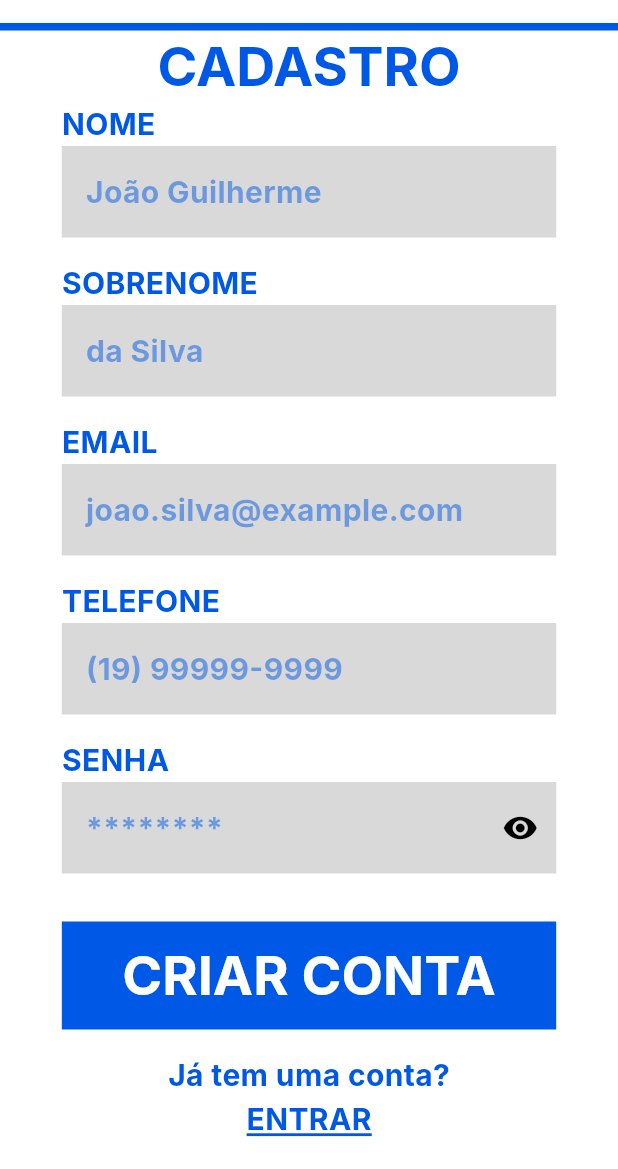
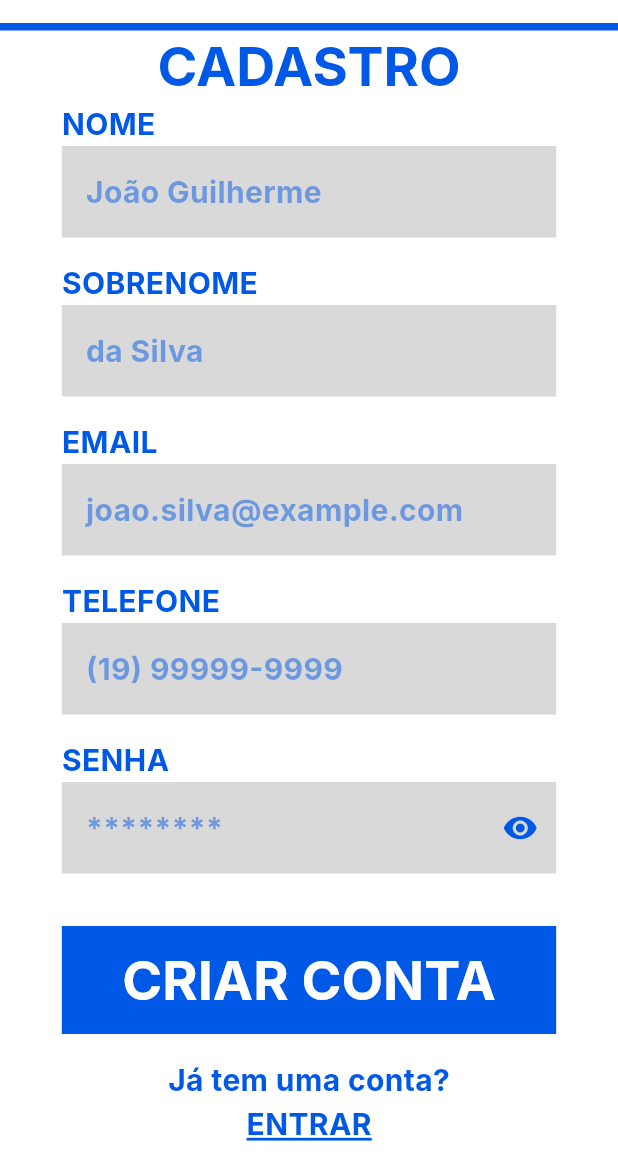
Before and after one commit to caslumes/solado_certo_app, a Flutter app: the SignUpPage screen opened by its route, on a phone screen of 412 x 824 dp, the part 67-1236 px from its top. Run offline on Flutter 3.47's test engine with Material 3 defaults, Android fonts, the phone set to English and light mode, and no system bars; our stand-ins replace dio, flutter_bloc, flutter_secure_storage, get_it; accounts and stored records are empty; network calls fail; Roboto replaces fonts that are missing (Inter).

Commit message:
refactor: adjust design as per Figma

```diff
--- a/lib/app/theme/app_themes.dart
+++ b/lib/app/theme/app_themes.dart
@@ -3,6 +3,7 @@ import 'package:solado_certo_app/app/theme/app_colors.dart';
 
 final primaryTheme = ThemeData(
   primaryColor: AppColors.primaryColor,
+  iconTheme: IconThemeData(color: AppColors.primaryColor),
   colorScheme: ColorScheme.fromSwatch().copyWith(
     primary: AppColors.primaryColor,
     secondary: AppColors.secondaryColor,
--- a/lib/core/presentation/components/shoe_text_button.dart
+++ b/lib/core/presentation/components/shoe_text_button.dart
@@ -18,11 +18,8 @@ class ShoeTextButton extends StatelessWidget {
   @override
   Widget build(BuildContext context) {
     final style =
-        (textStyle ??
-                Theme.of(
-                  context,
-                ).textTheme.bodyMedium?.copyWith(color: Colors.white))
-            ?.copyWith(height: 2);
+        textStyle ??
+        Theme.of(context).textTheme.bodyMedium?.copyWith(color: Colors.white);
 
     return ShoeButton(
       onPressed: isLoading ? null : onPressed,
@@ -37,7 +34,14 @@ class ShoeTextButton extends StatelessWidget {
                 ),
               ),
             )
-          : Text(text.toUpperCase(), style: style),
+          : Padding(
+              padding: const EdgeInsets.fromLTRB(16, 12, 16, 12),
+              child: Text(
+                text.toUpperCase(),
+                style: style,
+                textAlign: TextAlign.center,
+              ),
+            ),
     );
   }
 }
--- a/lib/core/presentation/components/shoe_text_form_field.dart
+++ b/lib/core/presentation/components/shoe_text_form_field.dart
@@ -90,6 +90,7 @@ class _ShoeTextFormFieldState extends State<ShoeTextFormField> {
                       tooltip: _obscured ? 'Mostrar senha' : 'Ocultar senha',
                       icon: Icon(
                         _obscured ? Icons.visibility : Icons.visibility_off,
+                        color: AppColors.primaryColor,
                       ),
                       onPressed: () => setState(() => _obscured = !_obscured),
                     )
--- a/lib/features/auth/presentation/pages/sign_up_page.dart
+++ b/lib/features/auth/presentation/pages/sign_up_page.dart
@@ -173,19 +173,25 @@ class _SignUpPageState extends State<SignUpPage> {
                                   );
                                 },
                               ),
-                              BlocBuilder<AuthBloc, AuthState>(
-                                builder: (context, state) => ShoeTextButton(
-                                  isLoading: state is AuthLoading,
-                                  text: 'Criar Conta'.toUpperCase(),
-                                  textStyle: Theme.of(context)
-                                      .textTheme
-                                      .headlineSmall
-                                      ?.copyWith(color: Colors.white),
-                                  onPressed: _submit,
+                            ],
+                          ),
+                        ),
                       ),
                     ),
                   ],
                 ),
+              ),
+            ),
+            BlocBuilder<AuthBloc, AuthState>(
+              builder: (context, state) => SizedBox(
+                width: MediaQuery.of(context).size.width * 0.8,
+                child: ShoeTextButton(
+                  isLoading: state is AuthLoading,
+                  text: 'Criar Conta'.toUpperCase(),
+                  textStyle: Theme.of(
+                    context,
+                  ).textTheme.headlineSmall?.copyWith(color: Colors.white),
+                  onPressed: _submit,
                 ),
               ),
             ),
@@ -206,10 +212,6 @@ class _SignUpPageState extends State<SignUpPage> {
           ],
         ),
       ),
-            ),
-          ],
-        ),
-      ),
     );
   }
 }
--- a/lib/features/profile/presentation/components/podological_profile_form.dart
+++ b/lib/features/profile/presentation/components/podological_profile_form.dart
@@ -166,12 +166,15 @@ class _PodologicalProfileFormState extends State<PodologicalProfileForm> {
                 ? null
                 : (value) => setState(() => _consented = value),
           ),
+          ...widget.actions,
           ShoeTextButton(
             isLoading: widget.isSaving,
             onPressed: _consented ? _submit : null,
             text: widget.submitText,
+            textStyle: Theme.of(
+              context,
+            ).textTheme.headlineSmall?.copyWith(color: Colors.white),
           ),
-          ...widget.actions,
         ],
       ),
     );
```
Also changed, not shown: lib/features/onboarding/presentation/components/onboarding_address.dart (+37 -13 lines), lib/features/onboarding/presentation/components/onboarding_finish.dart (+35 -2 lines), lib/features/onboarding/presentation/components/onboarding_podological_profile.dart (+26 -6 lines), lib/features/onboarding/presentation/components/onboarding_profile.dart (+38 -15 lines), lib/features/onboarding/presentation/components/onboarding_welcome.dart (+29 -10 lines), lib/features/profile/presentation/pages/address_form_page.dart (+7 -3 lines). Lines whose indentation alone changed are shown as unchanged.
